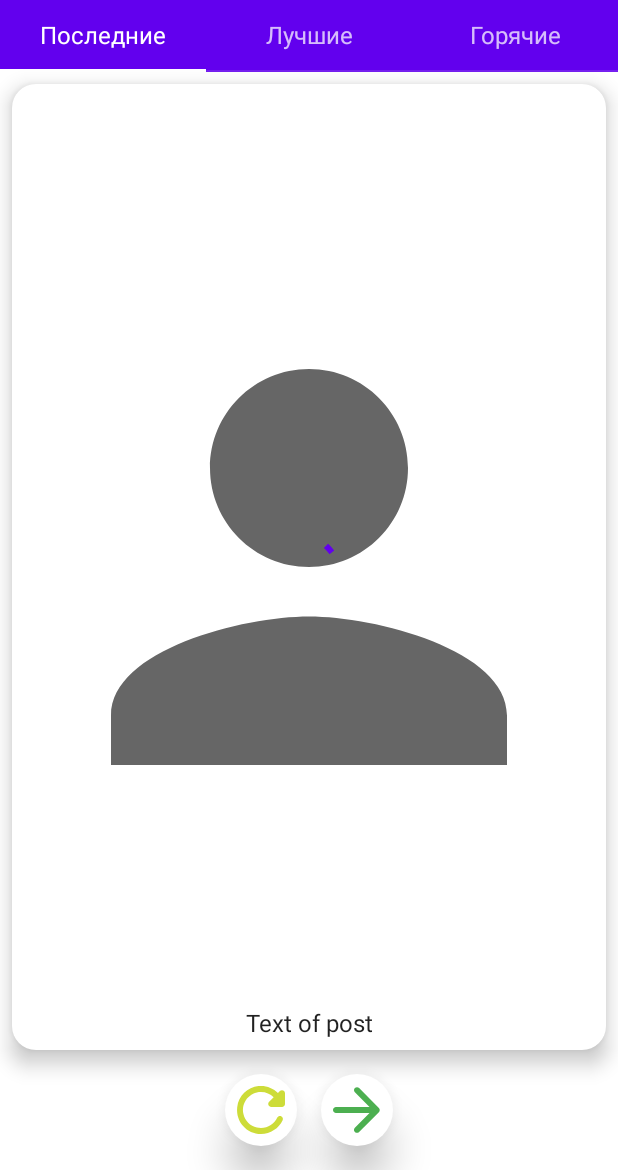
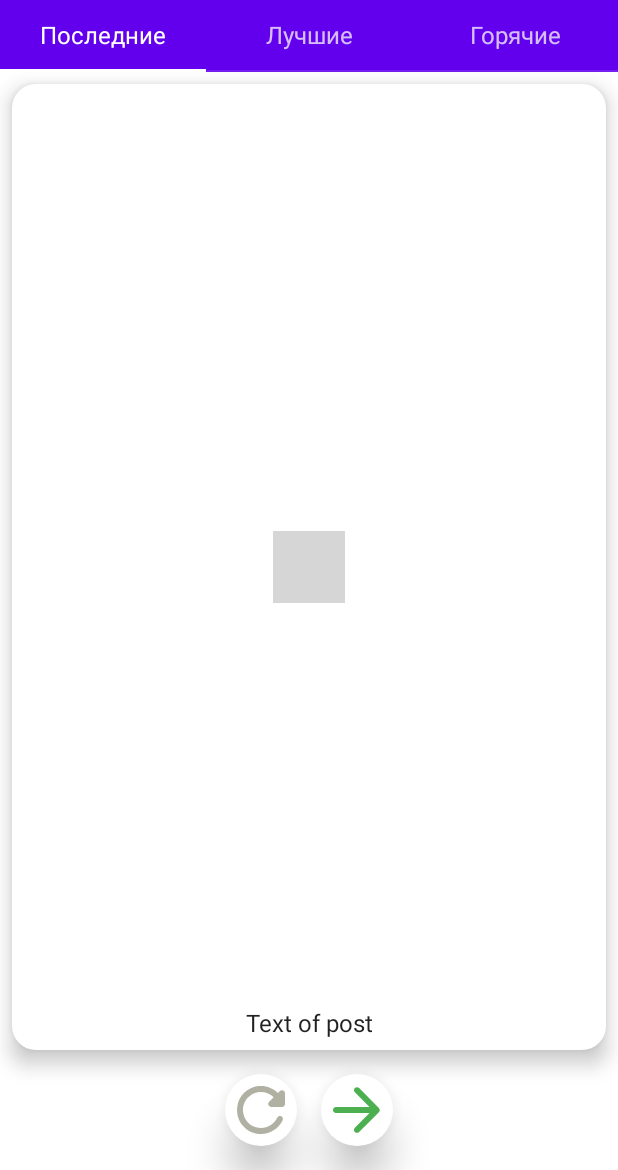
Before and after one commit to valeria-timofeeva/Timofeeva, an Android app built with Jetpack Compose: the screen it shows after launch (MainActivity), on a phone screen of 412 x 824 dp, the part 66-1236 px from its top. Run offline under Robolectric (Android 15) with nearby library versions, the phone set to English and light mode, and no system bars; our stand-ins replace livedata-compose; libraries missing offline, so code that uses them is left out: com.skydoves.landscapist; 3 statements that could not run were skipped; grey boxes are pictures that could not be loaded.

```diff
--- a/app/build.gradle
+++ b/app/build.gradle
@@ -73,4 +73,10 @@ dependencies {
     androidTestImplementation 'androidx.test.espresso:espresso-core:3.4.0'
     androidTestImplementation "androidx.compose.ui:ui-test-junit4:$compose_version"
     debugImplementation "androidx.compose.ui:ui-tooling:$compose_version"
+
+    //Glide
+    implementation "com.github.skydoves:landscapist-glide:1.4.5"
+
+    //LiveData
+    implementation "androidx.compose.runtime:runtime-livedata:$compose_version"
 }
--- a/app/src/main/java/ru/timofeeva/developerslife/MainActivity.kt
+++ b/app/src/main/java/ru/timofeeva/developerslife/MainActivity.kt
@@ -3,8 +3,9 @@ package ru.timofeeva.developerslife
 import android.os.Bundle
 import androidx.activity.ComponentActivity
 import androidx.activity.compose.setContent
-import androidx.compose.foundation.Image
+import androidx.activity.viewModels
 import androidx.compose.foundation.background
+import androidx.compose.foundation.clickable
 import androidx.compose.foundation.layout.*
 import androidx.compose.foundation.shape.CircleShape
 import androidx.compose.foundation.shape.RoundedCornerShape
@@ -13,19 +14,27 @@ import androidx.compose.material.icons.Icons
 import androidx.compose.material.icons.rounded.ArrowForward
 import androidx.compose.material.icons.rounded.Refresh
 import androidx.compose.runtime.Composable
+import androidx.compose.runtime.livedata.observeAsState
 import androidx.compose.ui.Alignment
 import androidx.compose.ui.Modifier
 import androidx.compose.ui.draw.shadow
 import androidx.compose.ui.graphics.Color
+import androidx.compose.ui.layout.ContentScale
 import androidx.compose.ui.res.painterResource
 import androidx.compose.ui.text.font.FontWeight
 import androidx.compose.ui.text.style.TextAlign
 import androidx.compose.ui.tooling.preview.Devices
 import androidx.compose.ui.tooling.preview.Preview
 import androidx.compose.ui.unit.dp
+import com.skydoves.landscapist.CircularReveal
+import com.skydoves.landscapist.ShimmerParams
+import com.skydoves.landscapist.glide.GlideImage
+import ru.timofeeva.developerslife.models.Tab
 import ru.timofeeva.developerslife.ui.theme.DevelopersLifeTheme
 
 class MainActivity : ComponentActivity() {
+    private val viewModel: MainViewModel by viewModels()
+
     override fun onCreate(savedInstanceState: Bundle?) {
         super.onCreate(savedInstanceState)
         setContent {
@@ -39,9 +48,15 @@ class MainActivity : ComponentActivity() {
             // A surface container using the 'background' color from the theme
             Surface(color = MaterialTheme.colors.background) {
                 Column {
+                    val viewState: ViewState =
+                        viewModel.getState().observeAsState(ViewState()).value
+
                     AppBar()
-                    Tabs()
-                    PostCard()
+                    Tabs(viewState.selectedTab)
+                    PostCard(
+                        viewState.currentPost,
+                        viewState.isLoading
+                    )
                     PostNavigationButtons()
                 }
             }
@@ -49,7 +64,11 @@ class MainActivity : ComponentActivity() {
     }
 
     @Composable
-    private fun PostNavigationButtons() {
+    private fun PostNavigationButtons(
+        onNextClick: () -> Unit = {},
+        onPreviousCLick: () -> Unit = {},
+        isPreviousButtonActive: Boolean = false
+    ) {
         Row(
             modifier = Modifier
                 .padding(vertical = 16.dp)
@@ -60,8 +79,10 @@ class MainActivity : ComponentActivity() {
                 modifier = Modifier.shadow(16.dp, shape = CircleShape)
             ) {
                 Icon(
-                    modifier = Modifier.size(48.dp),
-                    tint = Color(0xFFCDDC39),
+                    modifier = Modifier
+                        .size(48.dp)
+                        .clickable(onClick = onPreviousCLick, enabled = isPreviousButtonActive),
+                    tint = if (isPreviousButtonActive) Color(0xFFCDDC39) else Color(0xFFB0B1A3),
                     imageVector = Icons.Rounded.Refresh,
                     contentDescription = "previous post"
                 )
@@ -71,7 +92,9 @@ class MainActivity : ComponentActivity() {
                 modifier = Modifier.shadow(16.dp, shape = CircleShape)
             ) {
                 Icon(
-                    modifier = Modifier.size(48.dp),
+                    modifier = Modifier
+                        .size(48.dp)
+                        .clickable(onClick = onNextClick),
                     tint = Color(0xFF4CAF50),
                     imageVector = Icons.Rounded.ArrowForward,
                     contentDescription = "next post"
@@ -81,7 +104,7 @@ class MainActivity : ComponentActivity() {
     }
 
     @Composable
-    private fun ColumnScope.PostCard() {
+    private fun ColumnScope.PostCard(currentPost: String, isLoading: Boolean) {
         Surface(
             modifier = Modifier
                 .fillMaxSize()
@@ -91,10 +114,15 @@ class MainActivity : ComponentActivity() {
                 .shadow(8.dp, shape = RoundedCornerShape(16.dp))
         ) {
             Box(contentAlignment = Alignment.Center) {
-                Image(
-                    modifier = Modifier.fillMaxSize(),
-                    painter = painterResource(id = R.drawable.ic_baseline_person_24),
-                    contentDescription = null
+                GlideImage(
+                    imageModel = "http://static.devli.ru/public/images/gifs/202109/518d3a2b-42eb-4b05-8e81-a5329a1d8288.gif",
+                    contentScale = ContentScale.FillBounds,
+                    circularReveal = CircularReveal(250),
+                    shimmerParams = ShimmerParams(
+                        Color.LightGray,
+                        highlightColor = Color.Yellow
+                    ),
+                    error = "Ошибка при загрузке изображения"
                 )
                 Text(
                     text = "Text of post",
@@ -108,7 +136,7 @@ class MainActivity : ComponentActivity() {
     }
 
     @Composable
-    private fun Tabs() {
+    private fun Tabs(selectedTab: Tab) {
         TabRow(selectedTabIndex = 0, Modifier.height(48.dp)) {
             Tab(selected = true, onClick = { /*TODO*/ }) {
                 Text(text = "Последние")
@@ -119,8 +147,6 @@ class MainActivity : ComponentActivity() {
             Tab(selected = false, enabled = false, onClick = { /*TODO*/ }) {
                 Text(text = "Горячие")
             }
-
-
         }
     }
 
--- a/app/src/main/java/ru/timofeeva/developerslife/MainViewModel.kt
+++ b/app/src/main/java/ru/timofeeva/developerslife/MainViewModel.kt
@@ -11,6 +11,14 @@ class MainViewModel : ViewModel() {
     fun getState(): LiveData<ViewState> {
         return _state
     }
+
+    fun onNextPostClick() {
+
+    }
+
+    fun onPreviousPostClick() {
+
+    }
 }
 
 data class ViewState(
```
